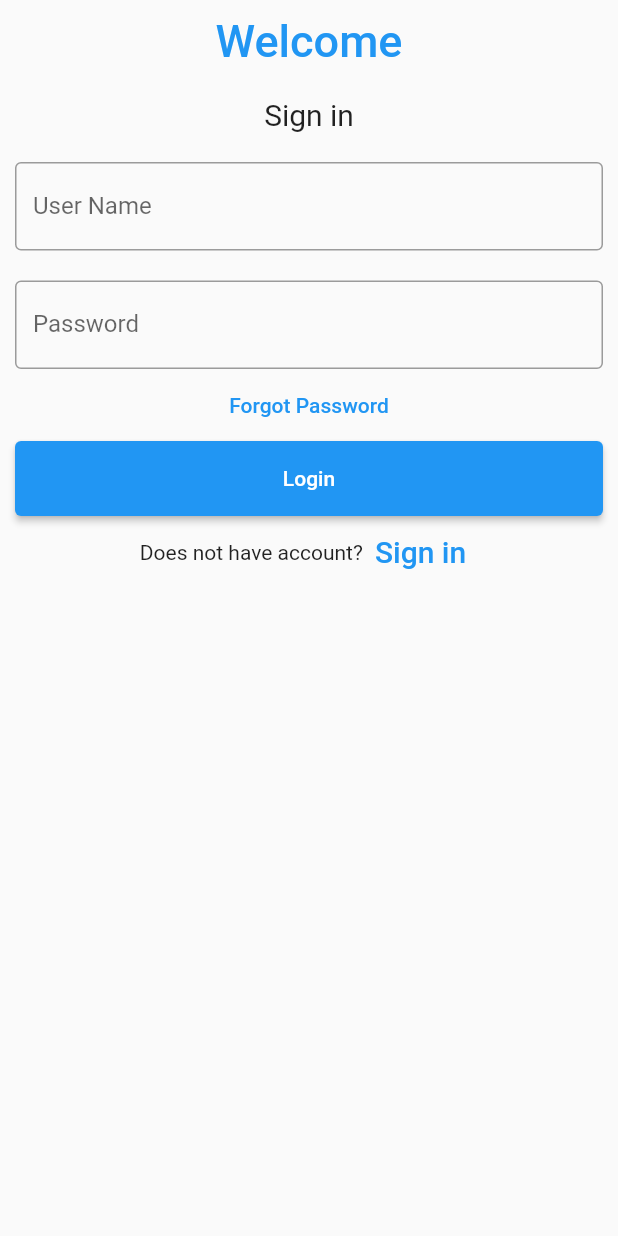
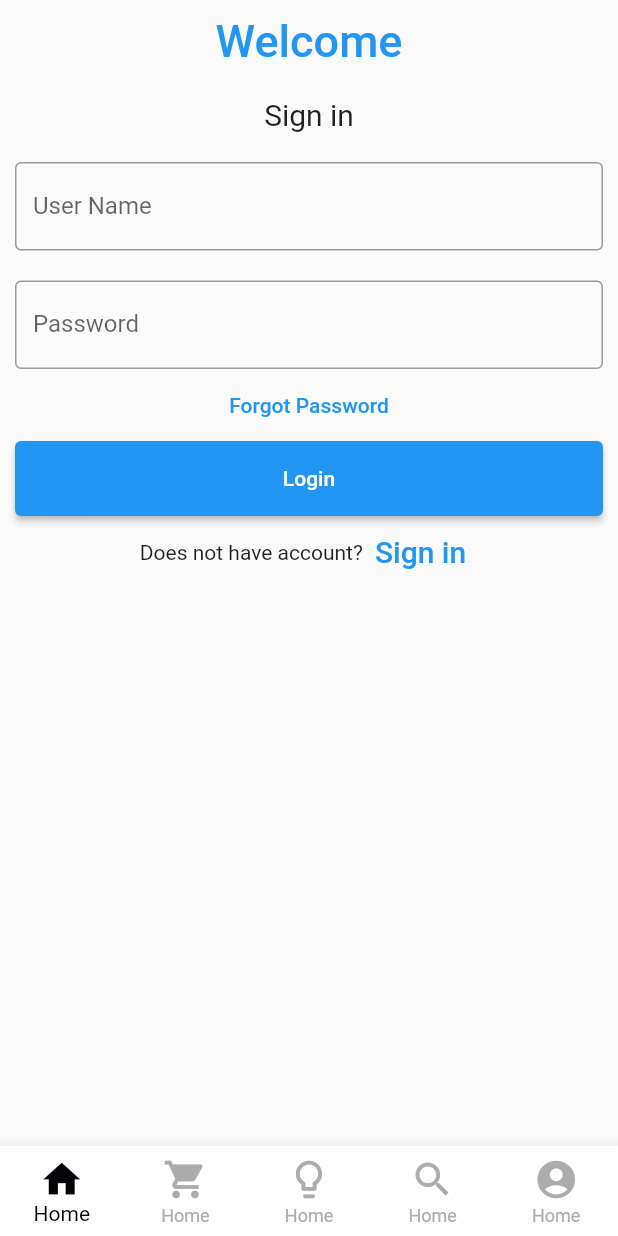
Before and after one commit to Dylan411/cars_collection, a Flutter app: the screen it shows after launch, after a tap on "Login", on a phone screen of 412 x 824 dp. Run offline on Flutter 3.47's test engine with Material 2 defaults, Android fonts, the phone set to English and light mode, and no system bars; our stand-ins replace custom_navigation_bar, quickalert, shared_preferences; missing offline and left inert: mongo_dart; network calls fail.

```diff
--- a/cars_colletion/lib/main.dart
+++ b/cars_colletion/lib/main.dart
@@ -1,99 +1,48 @@
-import 'package:cars_colletion/view/login.dart';
-import 'package:cars_colletion/view/showCars.dart';
+import 'package:cars_colletion/view/navBar.dart';
+import 'package:cars_colletion/view/routes.dart';
 import 'package:flutter/material.dart';
 
-Future<void> main() async {
-  WidgetsFlutterBinding.ensureInitialized();
-  runApp(const MyApp());
-}
+void main() => runApp(MyApp());
 
 class MyApp extends StatelessWidget {
-  const MyApp({super.key});
-
-  // This widget is the root of your application.
   @override
   Widget build(BuildContext context) {
     return MaterialApp(
-      title: 'Flutter Demo',
+      title: 'Custom Navigation Bar Example',
       theme: ThemeData(
         primarySwatch: Colors.blue,
       ),
-      home: const Login(),
+      home: const HomePage(),
     );
   }
 }
 
-class MyHomePage extends StatefulWidget {
-  const MyHomePage({super.key, required this.title});
-  final String title;
+class HomePage extends StatefulWidget {
+  const HomePage({Key? key}) : super(key: key);
 
   @override
-  State<MyHomePage> createState() => _MyHomePageState();
+  State<HomePage> createState() => _HomePageState();
 }
 
-class _MyHomePageState extends State<MyHomePage> {
-  int _counter = 0;
+class _HomePageState extends State<HomePage> {
+  int index = 0;
+  Navbar? myNav;
 
-  void _incrementCounter() {
-    setState(() {
-      // This call to setState tells the Flutter framework that something has
-      // changed in this State, which causes it to rerun the build method below
-      // so that the display can reflect the updated values. If we changed
-      // _counter without calling setState(), then the build method would not be
-      // called again, and so nothing would appear to happen.
-      _counter++;
+  @override
+  void initState() {
+    super.initState();
+    myNav = Navbar(currentIndex: (i) {
+      setState(() {
+        index = i;
+      });
     });
   }
 
   @override
   Widget build(BuildContext context) {
-    // This method is rerun every time setState is called, for instance as done
-    // by the _incrementCounter method above.
-    //
-    // The Flutter framework has been optimized to make rerunning build methods
-    // fast, so that you can just rebuild anything that needs updating rather
-    // than having to individually change instances of widgets.
     return Scaffold(
-      appBar: AppBar(
-        // Here we take the value from the MyHomePage object that was created by
-        // the App.build method, and use it to set our appbar title.
-        title: Text(widget.title),
-      ),
-      body: Center(
-        // Center is a layout widget. It takes a single child and positions it
-        // in the middle of the parent.
-        child: Column(
-          // Column is also a layout widget. It takes a list of children and
-          // arranges them vertically. By default, it sizes itself to fit its
-          // children horizontally, and tries to be as tall as its parent.
-          //
-          // Invoke "debug painting" (press "p" in the console, choose the
-          // "Toggle Debug Paint" action from the Flutter Inspector in Android
-          // Studio, or the "Toggle Debug Paint" command in Visual Studio Code)
-          // to see the wireframe for each widget.
-          //
-          // Column has various properties to control how it sizes itself and
-          // how it positions its children. Here we use mainAxisAlignment to
-          // center the children vertically; the main axis here is the vertical
-          // axis because Columns are vertical (the cross axis would be
-          // horizontal).
-          mainAxisAlignment: MainAxisAlignment.center,
-          children: <Widget>[
-            const Text(
-              'You have pushed the button this many times:',
-            ),
-            Text(
-              '$_counter',
-              style: Theme.of(context).textTheme.headline4,
-            ),
-          ],
-        ),
-      ),
-      floatingActionButton: FloatingActionButton(
-        onPressed: _incrementCounter,
-        tooltip: 'Increment',
-        child: const Icon(Icons.add),
-      ), // This trailing comma makes auto-formatting nicer for build methods.
+      bottomNavigationBar: myNav,
+      body: Routes(index: index),
     );
   }
 }
--- a/cars_colletion/lib/view/login.dart
+++ b/cars_colletion/lib/view/login.dart
@@ -100,8 +100,11 @@ class _LoginState extends State<Login> {
                     user.setString('user', nameController.text);
                     password.setString('password', passwordController.text);
                   });
-                  Navigator.pushReplacement(context,
-                      MaterialPageRoute(builder: ((context) => ShowCars())));
+                  Navigator.pushReplacement(
+                      context,
+                      MaterialPageRoute(
+                          builder: ((context) =>
+                              ShowCars(name: user.getString('user')))));
                 }
               },
             )),
--- /dev/null
+++ b/cars_colletion/lib/view/navBar.dart
@@ -0,0 +1,53 @@
+import 'package:custom_navigation_bar/custom_navigation_bar.dart';
+import 'package:flutter/material.dart';
+
+class Navbar extends StatefulWidget {
+  final Function currentIndex;
+  const Navbar({Key? key, required this.currentIndex}) : super(key: key);
+
+  @override
+  _NavbarState createState() => _NavbarState();
+}
+
+class _NavbarState extends State<Navbar> {
+  int index = 0;
+
+  @override
+  Widget build(BuildContext context) {
+    return BottomNavigationBar(
+        currentIndex: index,
+        onTap: (int i) {
+          setState(() {
+            index = i;
+            widget.currentIndex(i);
+          });
+        },
+        type: BottomNavigationBarType.fixed,
+        iconSize: 30.0,
+        selectedItemColor: Color(0xff040307),
+        unselectedItemColor: Color(0xffacacac),
+        backgroundColor: Colors.white,
+        items: const [
+          BottomNavigationBarItem(
+            icon: Icon(Icons.home),
+            label: 'Home',
+          ),
+          BottomNavigationBarItem(
+            icon: Icon(Icons.shopping_cart),
+            label: 'Home',
+          ),
+          BottomNavigationBarItem(
+            icon: Icon(Icons.lightbulb_outline),
+            label: 'Home',
+          ),
+          BottomNavigationBarItem(
+            icon: Icon(Icons.search),
+            label: 'Home',
+          ),
+          BottomNavigationBarItem(
+            icon: Icon(Icons.account_circle),
+            label: 'Home',
+          ),
+        ]);
+  }
+}
--- /dev/null
+++ b/cars_colletion/lib/view/routes.dart
@@ -0,0 +1,14 @@
+import 'package:cars_colletion/view/login.dart';
+import 'package:cars_colletion/view/showCars.dart';
+import 'package:flutter/cupertino.dart';
+
+class Routes extends StatelessWidget {
+  final int index;
+  const Routes({Key? key, required this.index}) : super(key: key);
+
+  @override
+  Widget build(BuildContext context) {
+    List<Widget> myList = [const Login(), const ShowCars(name: '')];
+    return myList[index];
+  }
+}
--- a/cars_colletion/pubspec.yaml
+++ b/cars_colletion/pubspec.yaml
@@ -37,8 +37,9 @@ dependencies:
   # Use with the CupertinoIcons class for iOS style icons.
   cupertino_icons: ^1.0.2
   mongo_dart: ^0.8.2
-  favorite_button: ^0.0.4
   shared_preferences: ^0.5.5
+  quickalert: ^1.0.1
+  custom_navigation_bar: ^0.8.2
 
 dev_dependencies:
   flutter_test:
```
Also changed, not shown: cars_colletion/lib/model/connectionMongoDB.dart (deleted, +0 -23 lines), cars_colletion/lib/view/searchCars.dart (+18 -12 lines), cars_colletion/lib/view/showCars.dart (+45 -12 lines), cars_colletion/pubspec.lock.
